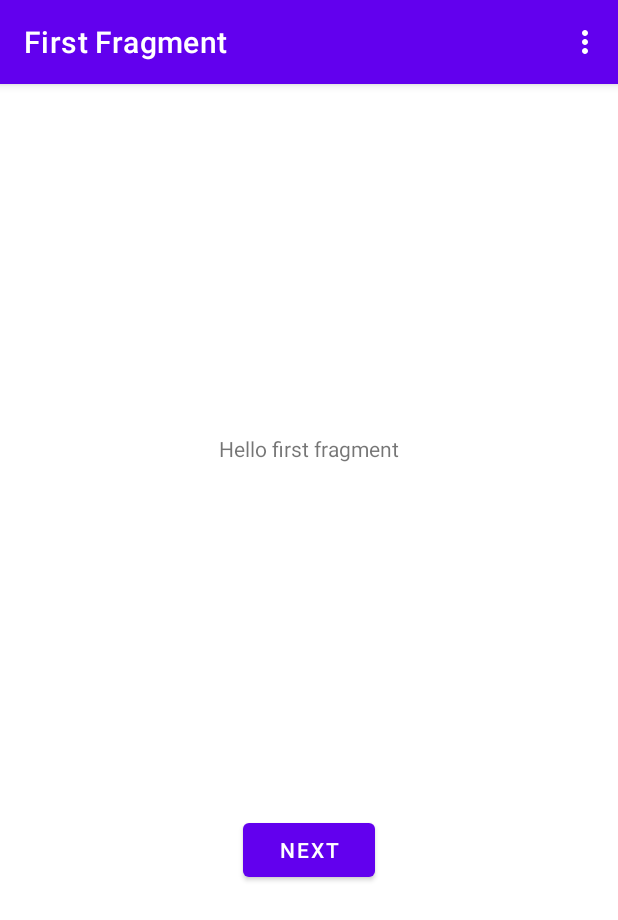
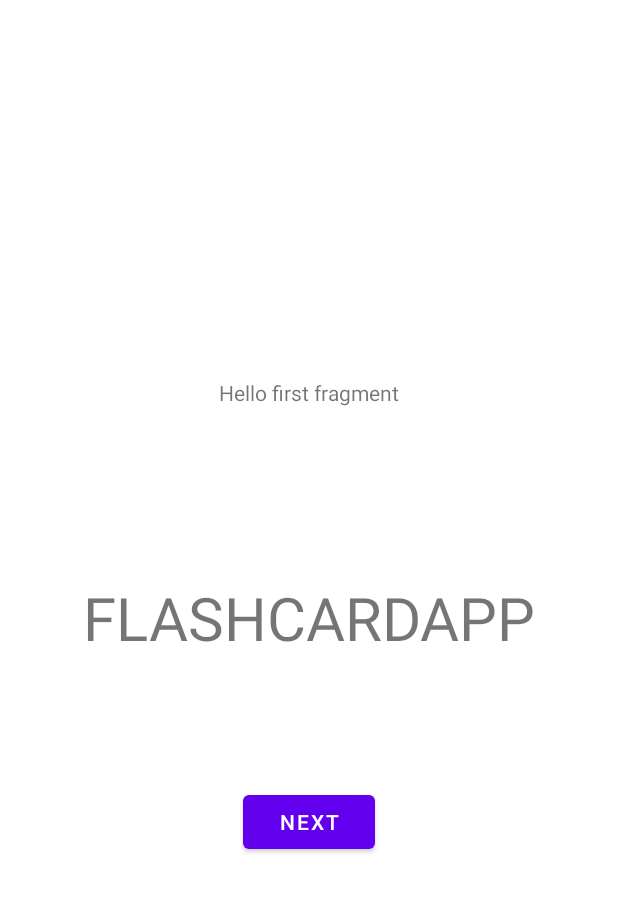
Before and after one commit to Loogibot/FlashCard, an Android app: the screen it shows after launch (MainActivity), on a phone screen of 412 x 824 dp. Shown: the top 920 px of the screen. Run offline under Robolectric (Android 15) with nearby library versions, the light colour scheme and no system bars; our stand-ins replace navigation-ui.

Commit message:
app running in emulator, so far so good

```diff
--- a/app/src/main/AndroidManifest.xml
+++ b/app/src/main/AndroidManifest.xml
@@ -14,6 +14,12 @@
         android:theme="@style/Theme.FlashCard"
         tools:targetApi="31">
         <activity
+            android:name=".SplashScreen"
+            android:configChanges="orientation|keyboardHidden|screenSize"
+            android:exported="false"
+            android:label="@string/title_activity_splash_screen"
+            android:theme="@style/Theme.FlashCard.Fullscreen" />
+        <activity
             android:name=".MainActivity"
             android:exported="true"
             android:label="@string/app_name"
--- a/app/src/main/java/com/loogibot/flashcard/MainActivity.kt
+++ b/app/src/main/java/com/loogibot/flashcard/MainActivity.kt
@@ -1,14 +1,13 @@
 package com.loogibot.flashcard
 
 import android.os.Bundle
-import com.google.android.material.snackbar.Snackbar
+import android.view.Menu
+import android.view.MenuItem
 import androidx.appcompat.app.AppCompatActivity
 import androidx.navigation.findNavController
 import androidx.navigation.ui.AppBarConfiguration
 import androidx.navigation.ui.navigateUp
 import androidx.navigation.ui.setupActionBarWithNavController
-import android.view.Menu
-import android.view.MenuItem
 import com.loogibot.flashcard.databinding.ActivityMainBinding
 
 class MainActivity : AppCompatActivity() {
@@ -18,20 +17,20 @@ class MainActivity : AppCompatActivity() {
 
     override fun onCreate(savedInstanceState: Bundle?) {
         super.onCreate(savedInstanceState)
+        setTitle(R.string.activity_main_title)
 
         binding = ActivityMainBinding.inflate(layoutInflater)
         setContentView(binding.root)
 
-        setSupportActionBar(binding.toolbar)
+
 
         val navController = findNavController(R.id.nav_host_fragment_content_main)
         appBarConfiguration = AppBarConfiguration(navController.graph)
-        setupActionBarWithNavController(navController, appBarConfiguration)
 
-        binding.fab.setOnClickListener { view ->
-            Snackbar.make(view, "Replace with your own action", Snackbar.LENGTH_LONG)
-                .setAction("Action", null).show()
-        }
+//        binding.fab.setOnClickListener { view ->
+//            Snackbar.make(view, "Replace with your own action", Snackbar.LENGTH_LONG)
+//                .setAction("Action", null).show()
+//        }
     }
 
     override fun onCreateOptionsMenu(menu: Menu): Boolean {
--- a/app/src/main/res/layout/activity_main.xml
+++ b/app/src/main/res/layout/activity_main.xml
@@ -6,28 +6,38 @@
     android:layout_height="match_parent"
     tools:context=".MainActivity">
 
-    <com.google.android.material.appbar.AppBarLayout
-        android:layout_width="match_parent"
+    <TextView
+        android:layout_width="wrap_content"
         android:layout_height="wrap_content"
-        android:theme="@style/Theme.FlashCard.AppBarOverlay">
+        android:layout_margin="10sp"
+        android:layout_gravity="center"
+        android:text="@string/flashCardApp"
+        android:textSize="40sp">
 
-        <androidx.appcompat.widget.Toolbar
-            android:id="@+id/toolbar"
-            android:layout_width="match_parent"
-            android:layout_height="?attr/actionBarSize"
-            android:background="?attr/colorPrimary"
-            app:popupTheme="@style/Theme.FlashCard.PopupOverlay" />
+    </TextView>
 
-    </com.google.android.material.appbar.AppBarLayout>
+<!--    <com.google.android.material.appbar.AppBarLayout-->
+<!--        android:layout_width="match_parent"-->
+<!--        android:layout_height="wrap_content"-->
+<!--        android:theme="@style/Theme.FlashCard.AppBarOverlay">-->
+
+<!--        <androidx.appcompat.widget.Toolbar-->
+<!--            android:id="@+id/toolbar"-->
+<!--            android:layout_width="match_parent"-->
+<!--            android:layout_height="?attr/actionBarSize"-->
+<!--            android:background="?attr/colorPrimary"-->
+<!--            app:popupTheme="@style/Theme.FlashCard.PopupOverlay" />-->
+
+<!--    </com.google.android.material.appbar.AppBarLayout>-->
 
     <include layout="@layout/content_main" />
+
     <androidx.recyclerview.widget.RecyclerView
         android:id="@+id/deckList"
         android:layout_width="wrap_content"
-        android:layout_height="wrap_content">
+        android:layout_height="wrap_content"
+        android:layout_margin="10sp">
 
     </androidx.recyclerview.widget.RecyclerView>
 
-
-
 </androidx.coordinatorlayout.widget.CoordinatorLayout>
--- a/app/src/main/res/layout/content_main.xml
+++ b/app/src/main/res/layout/content_main.xml
@@ -13,7 +13,10 @@
         app:defaultNavHost="true"
         app:layout_constraintBottom_toBottomOf="parent"
         app:layout_constraintEnd_toEndOf="parent"
+        app:layout_constraintHorizontal_bias="0.0"
         app:layout_constraintStart_toStartOf="parent"
         app:layout_constraintTop_toTopOf="parent"
+        app:layout_constraintVertical_bias="0.0"
         app:navGraph="@navigation/nav_graph" />
+
 </androidx.constraintlayout.widget.ConstraintLayout>
--- a/app/src/main/res/values-night/themes.xml
+++ b/app/src/main/res/values-night/themes.xml
@@ -13,4 +13,9 @@
         <item name="android:statusBarColor" tools:targetApi="l">?attr/colorPrimaryVariant</item>
         <!-- Customize your theme here. -->
     </style>
+
+    <style name="ThemeOverlay.FlashCard.FullscreenContainer" parent="">
+        <item name="fullscreenBackgroundColor">@color/light_blue_900</item>
+        <item name="fullscreenTextColor">@color/light_blue_A400</item>
+    </style>
 </resources>
--- /dev/null
+++ b/app/src/main/res/values/attrs.xml
@@ -0,0 +1,6 @@
+<resources>
+    <declare-styleable name="FullscreenAttrs">
+        <attr name="fullscreenBackgroundColor" format="color" />
+        <attr name="fullscreenTextColor" format="color" />
+    </declare-styleable>
+</resources>
--- a/app/src/main/res/values/colors.xml
+++ b/app/src/main/res/values/colors.xml
@@ -7,4 +7,9 @@
     <color name="teal_700">#FF018786</color>
     <color name="black">#FF000000</color>
     <color name="white">#FFFFFFFF</color>
+    <color name="light_blue_600">#FF039BE5</color>
+    <color name="light_blue_900">#FF01579B</color>
+    <color name="light_blue_A200">#FF40C4FF</color>
+    <color name="light_blue_A400">#FF00B0FF</color>
+    <color name="black_overlay">#66000000</color>
 </resources>
--- a/app/src/main/res/values/strings.xml
+++ b/app/src/main/res/values/strings.xml
@@ -10,4 +10,8 @@
     <string name="hello_first_fragment">Hello first fragment</string>
     <string name="hello_second_fragment">Hello second fragment. Arg: %1$s</string>
     <string name="flashCardApp">FLASHCARDAPP</string>
+    <string name="title_activity_splash_screen">SplashScreen</string>
+    <string name="dummy_button">Dummy Button</string>
+    <string name="dummy_content">DUMMY\nCONTENT</string>
+    <string name="activity_main_title">FLASHCARDAPP</string>
 </resources>
--- /dev/null
+++ b/app/src/main/res/values/styles.xml
@@ -0,0 +1,11 @@
+<resources>
+
+    <style name="Widget.Theme.FlashCard.ActionBar.Fullscreen" parent="Widget.AppCompat.ActionBar">
+        <item name="android:background">@color/black_overlay</item>
+    </style>
+
+    <style name="Widget.Theme.FlashCard.ButtonBar.Fullscreen" parent="">
+        <item name="android:background">@color/black_overlay</item>
+        <item name="android:buttonBarStyle">?android:attr/buttonBarStyle</item>
+    </style>
+</resources>
--- a/app/src/main/res/values/themes.xml
+++ b/app/src/main/res/values/themes.xml
@@ -22,4 +22,16 @@
     <style name="Theme.FlashCard.AppBarOverlay" parent="ThemeOverlay.AppCompat.Dark.ActionBar" />
 
     <style name="Theme.FlashCard.PopupOverlay" parent="ThemeOverlay.AppCompat.Light" />
+
+    <style name="Theme.FlashCard.Fullscreen" parent="Theme.FlashCard">
+        <item name="android:actionBarStyle">@style/Widget.Theme.FlashCard.ActionBar.Fullscreen
+        </item>
+        <item name="android:windowActionBarOverlay">true</item>
+        <item name="android:windowBackground">@null</item>
+    </style>
+
+    <style name="ThemeOverlay.FlashCard.FullscreenContainer" parent="">
+        <item name="fullscreenBackgroundColor">@color/light_blue_600</item>
+        <item name="fullscreenTextColor">@color/light_blue_A200</item>
+    </style>
 </resources>
```
Also changed, not shown: app/src/main/java/com/loogibot/flashcard/SplashScreen.java (added, +26 -0 lines), app/src/main/res/layout/activity_splash_screen.xml (added, +27 -0 lines), app/src/main/res/layout/splash_screen.xml (deleted, +0 -17 lines).
